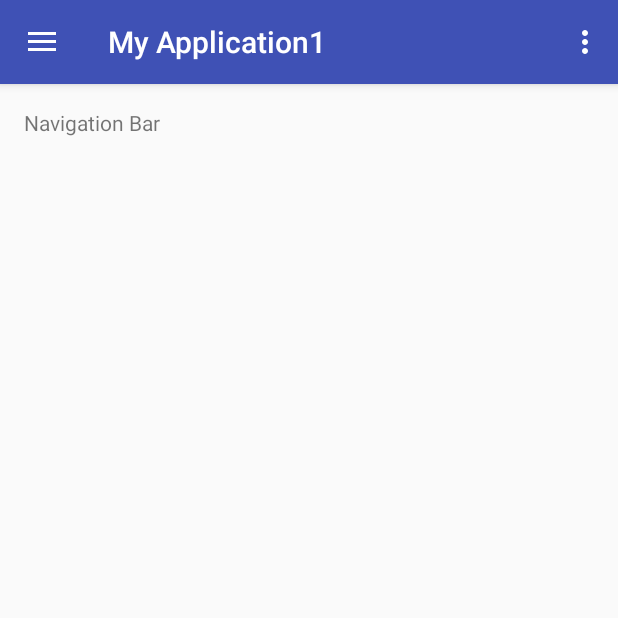
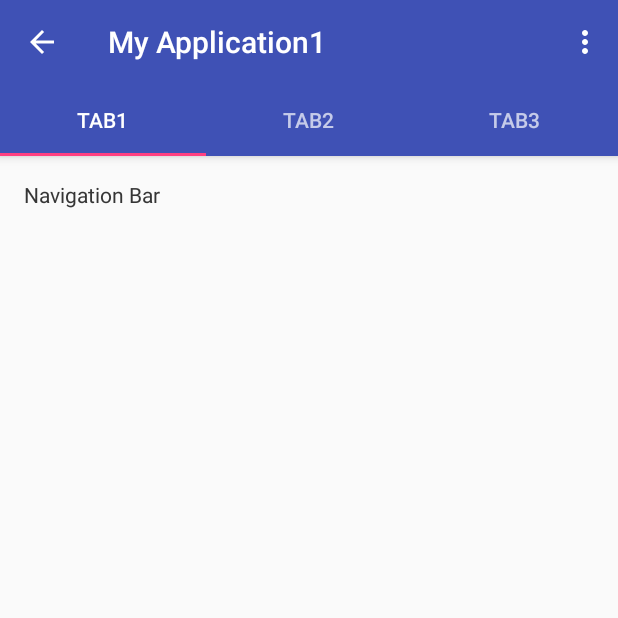
Before and after one commit to nancygoel62/Navigation-Drawer-in-Android, an Android app: the screen it shows after launch (MainActivity), on a phone screen of 412 x 824 dp, the top half of it. Run offline under Robolectric (Android 15) with nearby library versions, the phone set to English and light mode, and no system bars.

Commit message:
ToolBar is added

```diff
--- a/MyApplication1/app/src/main/java/com/example/toshiba/myapplication1/MainActivity.java
+++ b/MyApplication1/app/src/main/java/com/example/toshiba/myapplication1/MainActivity.java
@@ -1,12 +1,13 @@
 package com.example.toshiba.myapplication1;
 
-import android.app.FragmentManager;
 import android.content.Intent;
 import android.os.Bundle;
-import android.support.design.widget.FloatingActionButton;
-import android.support.design.widget.Snackbar;
+import android.support.design.widget.TabLayout;
 import android.support.v4.app.Fragment;
-import android.view.View;
+import android.support.v4.app.FragmentManager;
+import android.support.v4.app.FragmentPagerAdapter;
+import android.support.v4.view.ViewPager;
+
 import android.support.design.widget.NavigationView;
 import android.support.v4.view.GravityCompat;
 import android.support.v4.widget.DrawerLayout;
@@ -15,9 +16,16 @@ import android.support.v7.app.AppCompatActivity;
 import android.support.v7.widget.Toolbar;
 import android.view.Menu;
 import android.view.MenuItem;
+import android.support.v4.app.FragmentManager.*;
+import java.util.ArrayList;
+import java.util.List;
+
 
 public class MainActivity extends AppCompatActivity
         implements NavigationView.OnNavigationItemSelectedListener {
+
+    private TabLayout tabLayout;
+    private ViewPager viewPager;
 
     @Override
     protected void onCreate(Bundle savedInstanceState) {
@@ -35,6 +43,14 @@ public class MainActivity extends AppCompatActivity
 
         NavigationView navigationView = (NavigationView) findViewById(R.id.nav_view);
         navigationView.setNavigationItemSelectedListener(this);
+
+        getSupportActionBar().setDisplayHomeAsUpEnabled(true);
+        viewPager=(ViewPager)findViewById(R.id.viewpager);
+        setupViewPager(viewPager);
+
+        tabLayout=(TabLayout)findViewById(R.id.tabs);
+        tabLayout.setupWithViewPager(viewPager);
+
     }
 
     @Override
@@ -72,9 +88,9 @@ public class MainActivity extends AppCompatActivity
     @SuppressWarnings("StatementWithEmptyBody")
     @Override
     public boolean onNavigationItemSelected(MenuItem item) {
-        // Handle navigation view item clicks here.
+
         int id = item.getItemId();
-        FragmentManager fragmentManager= getFragmentManager();
+       // FragmentManager fragmentManager= getFragmentManager();
         if (id == R.id.tab1) {
 
             Intent intent = new Intent(this, Activity1.class);
@@ -107,4 +123,45 @@ public class MainActivity extends AppCompatActivity
         return true;
     }
 
+    private void setupViewPager(ViewPager viewPager) {
+        ViewPagerAdapter adapter = new ViewPagerAdapter(getSupportFragmentManager());
+
+              adapter.addFragment(new tabbar1(),"Tab1");
+            adapter.addFragment(new tabbar1(),"Tab2");
+            adapter.addFragment(new tabbar1(),"Tab3");
+
+
+        viewPager.setAdapter(adapter);
+
+
+    }
+
+    class ViewPagerAdapter extends FragmentPagerAdapter {
+        private final List<Fragment> mFragmentList = new ArrayList<>();
+        private final List<String> mFragmentTitleList = new ArrayList<>();
+
+        public ViewPagerAdapter(FragmentManager manager) {
+            super(manager);
+        }
+
+        @Override
+        public Fragment getItem(int position) {
+            return mFragmentList.get(position);
+        }
+
+        @Override
+        public int getCount() {
+            return mFragmentList.size();
+        }
+
+        public void addFragment(Fragment fragment, String title) {
+            mFragmentList.add(fragment);
+            mFragmentTitleList.add(title);
+        }
+
+        @Override
+        public CharSequence getPageTitle(int position) {
+            return mFragmentTitleList.get(position);
+        }
+    }
 }
--- /dev/null
+++ b/MyApplication1/app/src/main/java/com/example/toshiba/myapplication1/tabbar1.java
@@ -0,0 +1,24 @@
+package com.example.toshiba.myapplication1;
+
+import android.os.Bundle;
+import android.support.v4.app.Fragment;
+import android.view.LayoutInflater;
+import android.view.View;
+import android.view.ViewGroup;
+
+/**
+ * Created by toshiba on 1/5/16.
+ */
+public class tabbar1 extends Fragment {
+
+
+    public void onCreate(Bundle bundle) {
+        super.onCreate(bundle);
+    }
+
+    public View onCreateView(LayoutInflater inflater, ViewGroup container, Bundle bundle) {
+        View v = inflater.inflate(R.layout.content_main, container, false);
+        return v;
+    }
+
+}
--- a/MyApplication1/app/src/main/res/layout/activity_main.xml
+++ b/MyApplication1/app/src/main/res/layout/activity_main.xml
@@ -14,6 +14,7 @@
         android:layout_width="match_parent"
         android:layout_height="match_parent" />
 
+
     <android.support.design.widget.NavigationView
         android:id="@+id/nav_view"
         android:layout_width="wrap_content"
@@ -23,4 +24,4 @@
         app:headerLayout="@layout/nav_header_main"
         app:menu="@menu/activity_main_drawer" />
 
-</android.support.v4.widget.DrawerLayout>
+    </android.support.v4.widget.DrawerLayout>
--- a/MyApplication1/app/src/main/res/layout/app_bar_main.xml
+++ b/MyApplication1/app/src/main/res/layout/app_bar_main.xml
@@ -21,10 +21,22 @@
             android:background="?attr/colorPrimary"
             app:popupTheme="@style/AppTheme.PopupOverlay" />
 
+        <android.support.design.widget.TabLayout
+            android:id="@+id/tabs"
+            android:layout_width="match_parent"
+            android:layout_height="wrap_content"
+            app:tabMode="fixed"
+            app:tabGravity="fill"/>
+
+
     </android.support.design.widget.AppBarLayout>
 
     <include layout="@layout/content_main"/>
 
-
+    <android.support.v4.view.ViewPager
+        android:id="@+id/viewpager"
+        android:layout_width="match_parent"
+        android:layout_height="match_parent"
+        app:layout_behavior="@string/appbar_scrolling_view_behavior"  />
 
 </android.support.design.widget.CoordinatorLayout>
```
Also changed, not shown: MyApplication1/app/src/main/java/com/example/toshiba/myapplication1/firstfragment.java (deleted, +0 -28 lines), MyApplication1/app/src/main/java/com/example/toshiba/myapplication1/secondfragment.java (deleted, +0 -22 lines), MyApplication1/app/src/main/java/com/example/toshiba/myapplication1/thirdfragment.java (deleted, +0 -22 lines), MyApplication1/app/src/main/res/layout/layout1.xml (deleted, +0 -17 lines), MyApplication1/app/src/main/res/layout/layout2.xml (deleted, +0 -13 lines), MyApplication1/app/src/main/res/layout/layout3.xml (deleted, +0 -12 lines).
